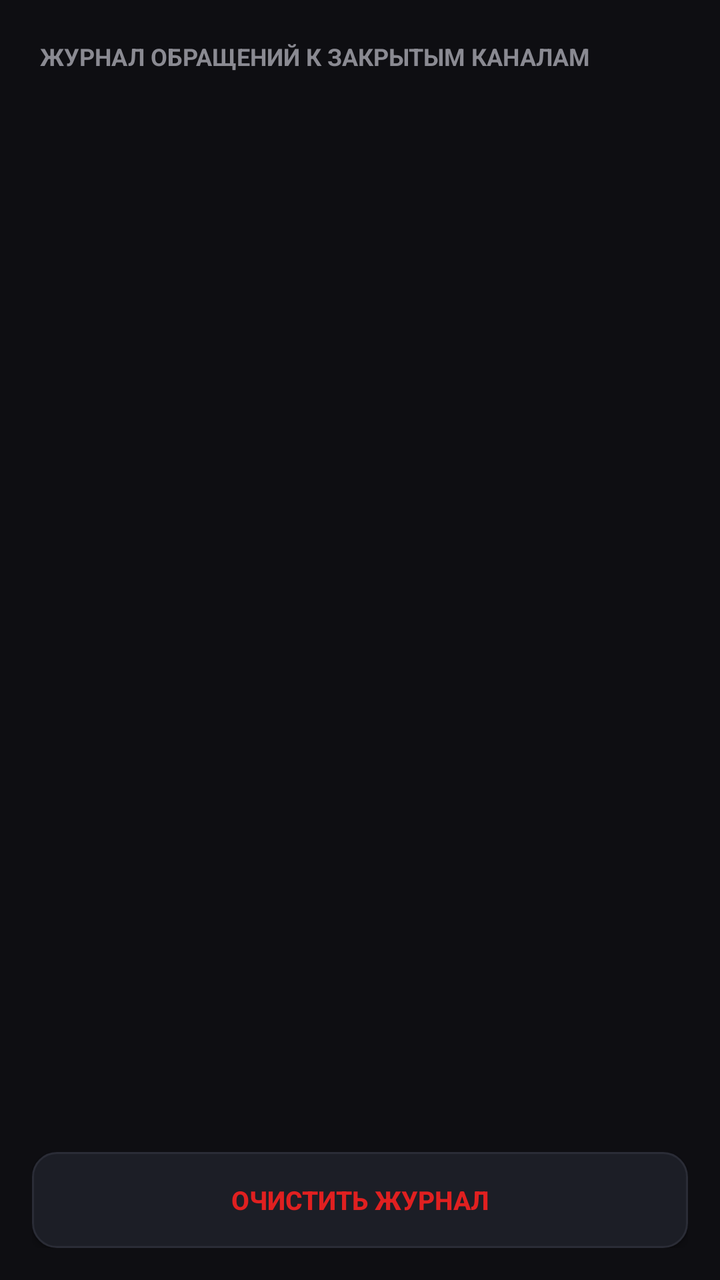
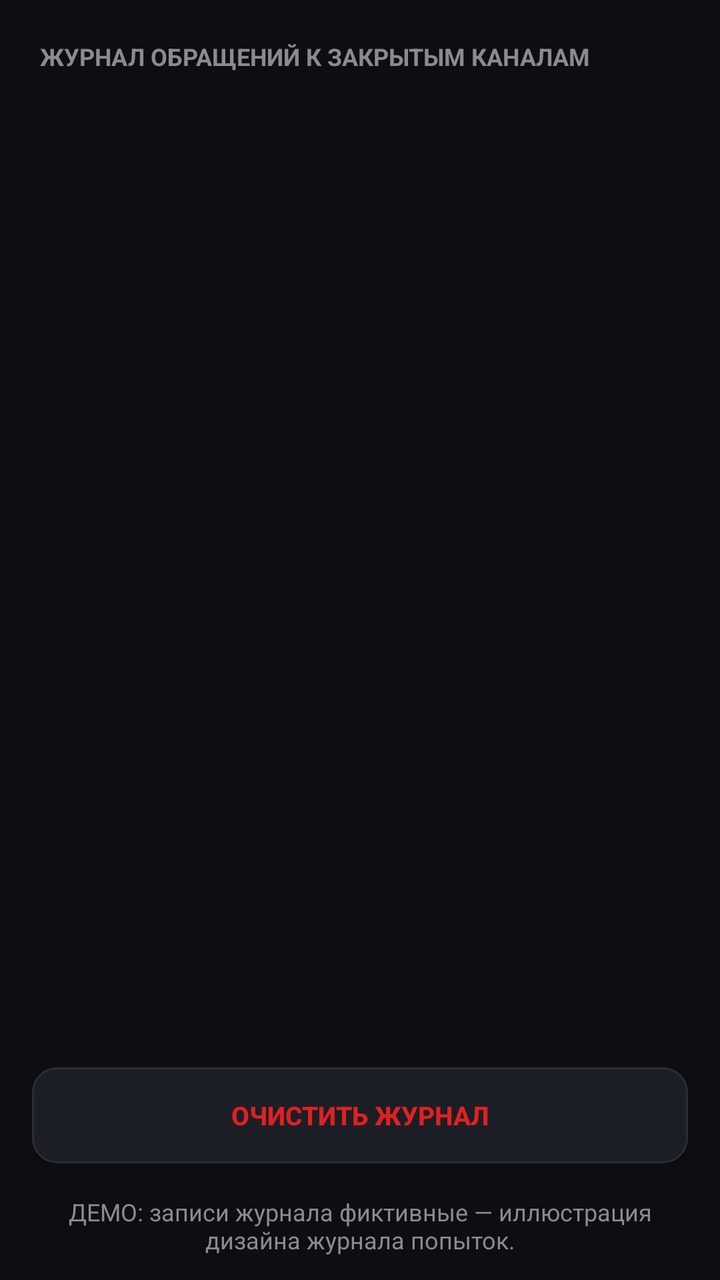

Two renders of the same Android screen: before a commit and after it. Below are the layout's source before the change and the commit's diff.
<!-- AndroidManifest.xml: application theme Theme.UVOS -->
<!-- res/layout/activity_log.xml -->
<?xml version="1.0" encoding="utf-8"?>
<LinearLayout xmlns:android="http://schemas.android.com/apk/res/android"
    android:layout_width="match_parent"
    android:layout_height="match_parent"
    android:background="@color/uvos_background"
    android:orientation="vertical">

    <TextView
        android:layout_width="match_parent"
        android:layout_height="wrap_content"
        android:paddingStart="20dp"
        android:paddingTop="20dp"
        android:paddingEnd="20dp"
        android:paddingBottom="8dp"
        android:text="@string/log_title"
        android:textColor="@color/uvos_text_dim"
        android:textSize="12sp"
        android:textStyle="bold" />

    <ScrollView
        android:layout_width="match_parent"
        android:layout_height="0dp"
        android:layout_weight="1">

        <LinearLayout
            android:id="@+id/log_items_container"
            android:layout_width="match_parent"
            android:layout_height="wrap_content"
            android:orientation="vertical"
            android:paddingStart="16dp"
            android:paddingEnd="16dp"
            android:paddingBottom="16dp" />
    </ScrollView>

    <LinearLayout
        android:layout_width="match_parent"
        android:layout_height="wrap_content"
        android:padding="16dp">

        <Button
            android:id="@+id/btn_clear_log"
            android:layout_width="match_parent"
            android:layout_height="48dp"
            android:background="@drawable/bg_button_secondary"
            android:text="@string/log_clear"
            android:textColor="@color/uvos_red"
            android:textSize="13sp"
            android:textStyle="bold" />
    </LinearLayout>
</LinearLayout>
<!-- resources referenced by this layout -->
<resources>
  <color name="uvos_background">#0E0E12</color>
  <color name="uvos_red">#E02020</color>
  <color name="uvos_text_dim">#8A8A92</color>
  <!-- drawable bg_button_secondary (drawable) -->
  <?xml version="1.0" encoding="utf-8"?>
  <selector xmlns:android="http://schemas.android.com/apk/res/android">
      <item android:state_pressed="true">
          <shape android:shape="rectangle">
              <solid android:color="@color/uvos_tile_pressed" />
              <stroke android:width="1dp" android:color="@color/uvos_divider" />
              <corners android:radius="12dp" />
          </shape>
      </item>
      <item>
          <shape android:shape="rectangle">
              <solid android:color="@color/uvos_tile" />
              <stroke android:width="1dp" android:color="@color/uvos_divider" />
              <corners android:radius="12dp" />
          </shape>
      </item>
  </selector>
  <string name="log_clear">ОЧИСТИТЬ ЖУРНАЛ</string>
  <string name="log_title">ЖУРНАЛ ОБРАЩЕНИЙ К ЗАКРЫТЫМ КАНАЛАМ</string>
  <style name="Theme.UVOS" parent="android:Theme.Material.NoActionBar">
          <item name="android:windowBackground">@color/uvos_background</item>
          <item name="android:statusBarColor">@color/uvos_background</item>
          <item name="android:navigationBarColor">@color/uvos_background</item>
      </style>
  <color name="uvos_tile_pressed">#242630</color>
  <color name="uvos_divider">#2A2C36</color>
  <color name="uvos_tile">#1C1E26</color>
</resources>

<!-- the commit's change to res/layout/activity_log.xml (unified diff, before → after) -->
@@ -47,4 +47,15 @@
             android:textSize="13sp"
             android:textStyle="bold" />
     </LinearLayout>
+
+    <TextView
+        android:layout_width="match_parent"
+        android:layout_height="wrap_content"
+        android:gravity="center"
+        android:paddingStart="16dp"
+        android:paddingEnd="16dp"
+        android:paddingBottom="12dp"
+        android:text="@string/demo_note_log"
+        android:textColor="@color/uvos_text_dim"
+        android:textSize="12sp" />
 </LinearLayout>
<!-- resource entries referenced after the edit -->
@@ -21,6 +21,7 @@
           </shape>
       </item>
   </selector>
+  <string name="demo_note_log">ДЕМО: записи журнала фиктивные — иллюстрация дизайна журнала попыток.</string>
   <string name="log_clear">ОЧИСТИТЬ ЖУРНАЛ</string>
   <string name="log_title">ЖУРНАЛ ОБРАЩЕНИЙ К ЗАКРЫТЫМ КАНАЛАМ</string>
   <style name="Theme.UVOS" parent="android:Theme.Material.NoActionBar">
